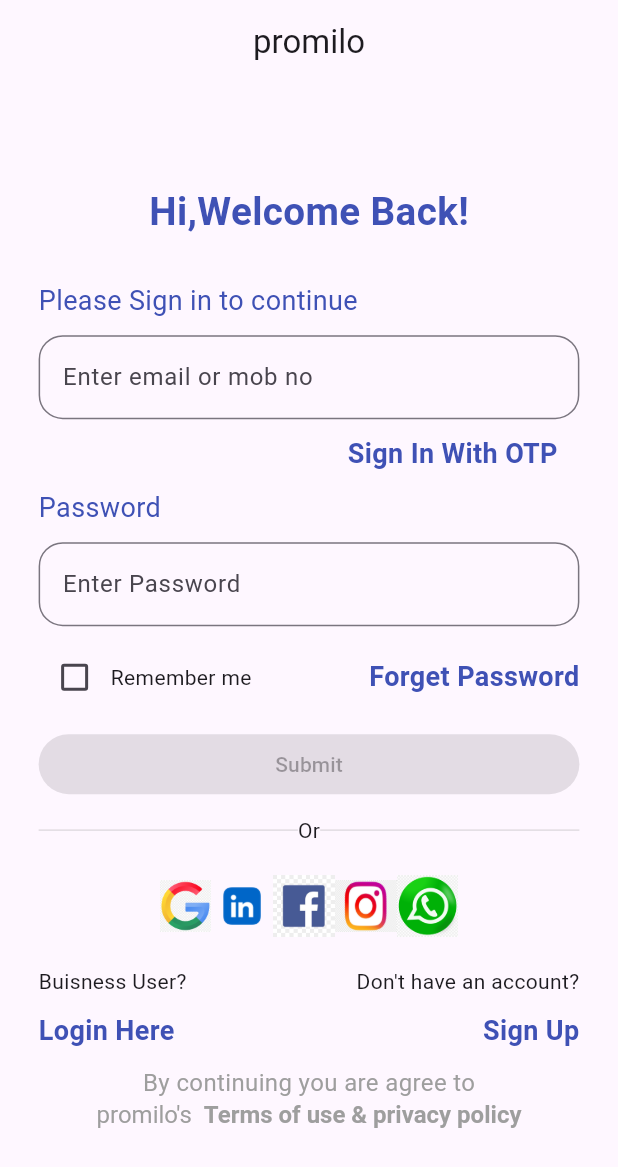
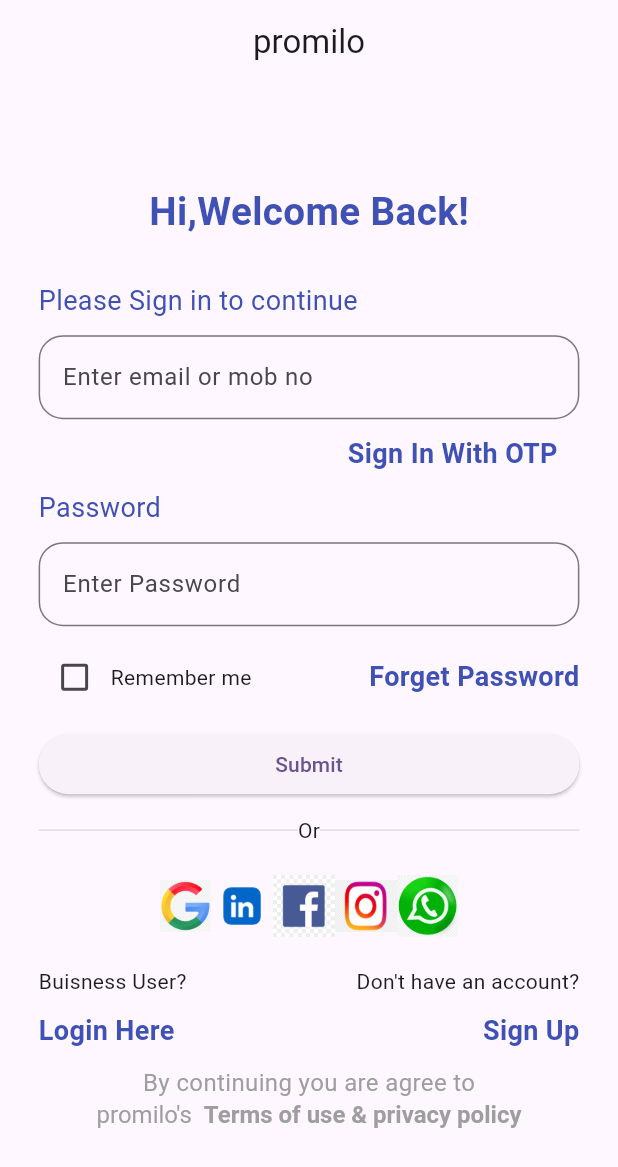
Before and after one commit to VinayaAugusthy/promilo, a Flutter app: the screen it shows after launch, on a phone screen of 412 x 824 dp. Shown: the top 1167 px of the screen. Run offline on Flutter 3.47's test engine with Material 3 defaults, Android fonts, the phone set to English and light mode, and no system bars.

Commit message:
login function

```diff
--- /dev/null
+++ b/lib/controllers/login/login_validation.dart
@@ -0,0 +1,15 @@
+validateEmail(String email) {
+  const emailRegex =
+      r"""^[a-zA-Z0-9.a-zA-Z0-9.!#$%&'*+-/=?^_`{|}~]+@[a-zA-Z0-9]+\.[a-zA-Z]+""";
+  if (RegExp(emailRegex).hasMatch(email)) {
+    return email;
+  } else {
+    return null;
+  }
+}
+
+validatePassword(String password) {
+  if (password.isEmpty) {
+    return null;
+  }
+}
--- a/lib/views/login/login.dart
+++ b/lib/views/login/login.dart
@@ -1,5 +1,5 @@
 import 'package:flutter/material.dart';
-import 'package:promilo/controllers/login/login.dart';
+import 'package:promilo/controllers/login/login_validation.dart';
 import 'package:promilo/views/login/widgets/separator.dart';
 import 'package:promilo/views/login/widgets/social_media.dart';
 import 'package:promilo/views/login/widgets/terms_privacy.dart';
@@ -123,8 +123,10 @@ class _LoginScreenState extends State<LoginScreen> {
                 kheight(10),
                 SizedBox(
                   width: size.width,
-                  child: ElevatedButton(
-                    onPressed: isSubmitEnabled ? submitForm : null,
+                  child: ElevatedButton(onPressed: () {
+
+                  },
+                    // onPressed: isSubmitEnabled ? submitForm : null,
                     child: const Text('Submit'),
                   ),
                 ),
```
Also changed, not shown: lib/controllers/login/login.dart (+29 -13 lines).
